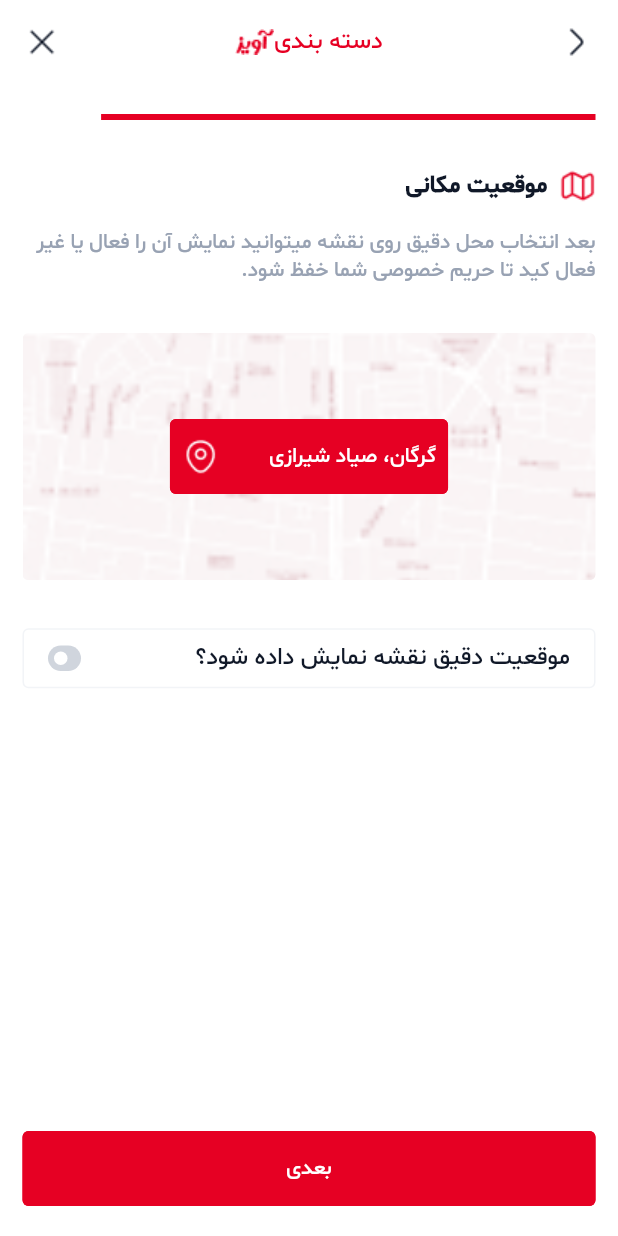
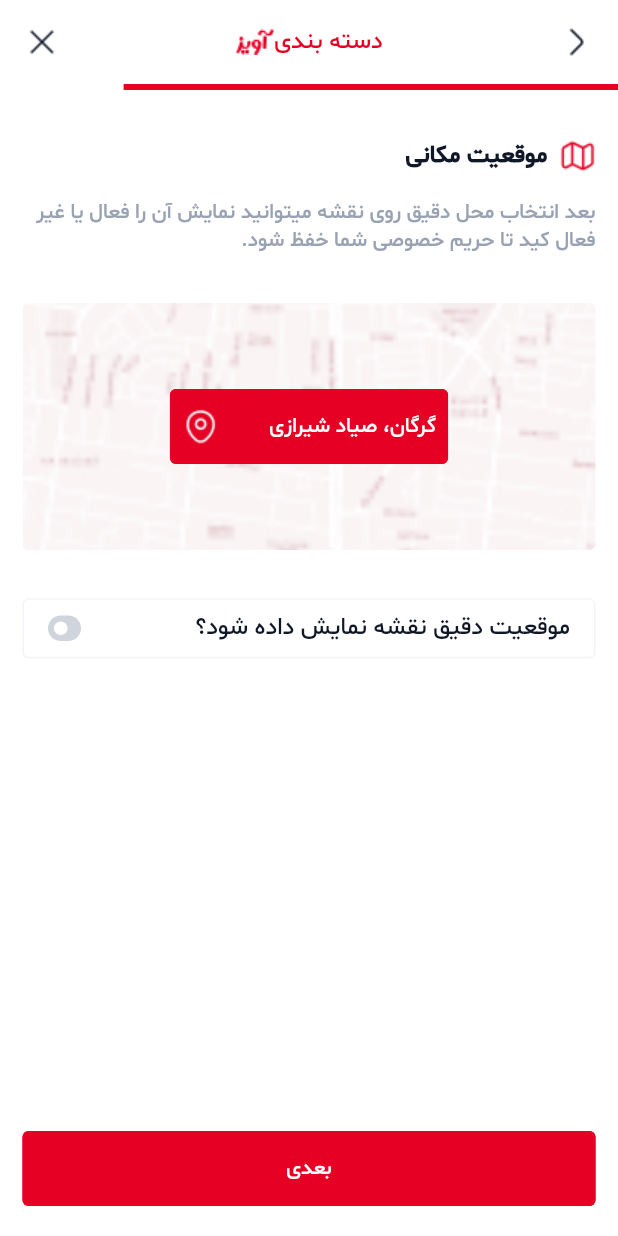
Before and after one commit to imamal07/Aviz, a Flutter app: the FourthStepAddAdScreen screen opened directly, on a phone screen of 412 x 824 dp. Run offline on Flutter 3.47's test engine with Material 2 defaults, Android fonts, the phone set to English and light mode, and no system bars; our stand-ins replace dotted_border.

```diff
--- a/lib/presentation/screens/fourth_step_add_ad_screen.dart
+++ b/lib/presentation/screens/fourth_step_add_ad_screen.dart
@@ -35,6 +35,9 @@ class _FourthStepAddAdScreenState extends State<FourthStepAddAdScreen> {
               height: 4,
               color: MyColors.red,
             ),
+            Expanded(
+              child: Column(
+                children: [
                   32.0.toVerticalSpace(),
                   const GenerateTitleWithIcon(
                       title: 'موقعیت مکانی', iconPath: MyImagesPath.mapIcon),
@@ -100,9 +103,13 @@ class _FourthStepAddAdScreenState extends State<FourthStepAddAdScreen> {
                         ));
                       },
                     ),
+                  ),
+                  20.0.toVerticalSpace(),
+                ],
+              ).toSymmetricPadding(horizontal: 15),
             )
           ],
-        ).toSymmetricPadding(vertical: 20, horizontal: 15),
+        ),
       ),
     );
   }
```
Also changed, not shown: lib/presentation/screens/ads_screen.dart (+8 -8 lines), lib/presentation/screens/search_screen.dart (+4 -4 lines). Lines whose indentation alone changed are shown as unchanged.
